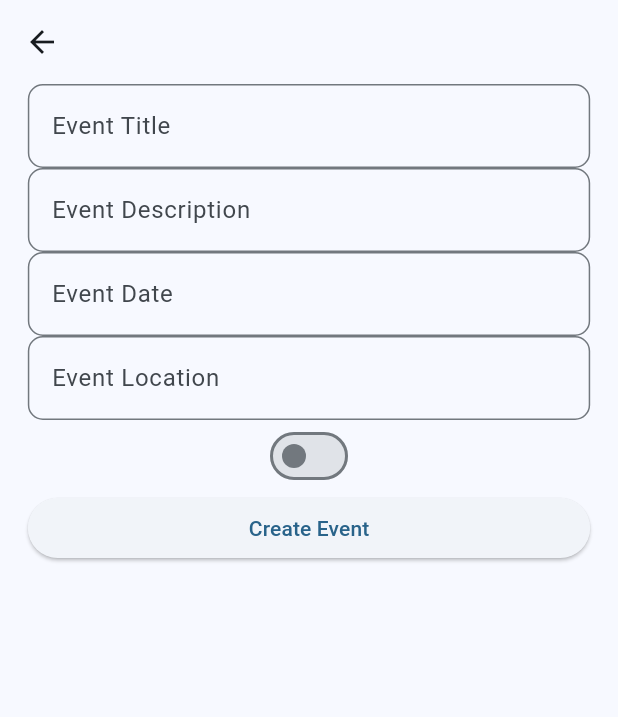
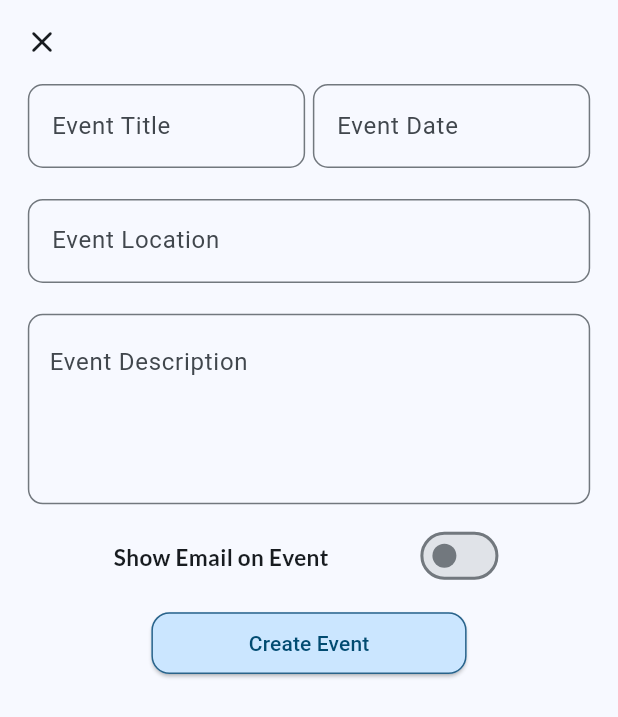
Before and after one commit to AlastiSolutions/invitor_app, a Flutter app: the AddEventScreen screen opened by its route, on a phone screen of 412 x 824 dp. Shown: the top 717 px of the screen. Run offline on Flutter 3.47's test engine with Material 2 defaults, Android fonts, the phone set to English and light mode, and no system bars; our stand-ins replace another_flutter_splash_screen, flutter_riverpod, fluttertoast, go_router, google_fonts, supabase_flutter; accounts and stored records are empty.

Commit message:
Update add_event_screen.dart
create add event form

```diff
--- a/lib/screens/add_event_screen.dart
+++ b/lib/screens/add_event_screen.dart
@@ -1,5 +1,6 @@
 import 'package:flutter/material.dart';
 import 'package:fluttertoast/fluttertoast.dart';
+import 'package:google_fonts/google_fonts.dart';
 import 'package:intl/intl.dart';
 
 import 'package:invitor_app/main.dart';
@@ -13,12 +14,12 @@ class AddEventScreen extends StatefulWidget {
 }
 
 class _AddCalendarScreenState extends State<AddEventScreen> {
-  // bool _isLoading = false;
-  // bool _isCreating = false;
+  bool _isLoading = false;
+  bool _createdEvent = true;
   bool _showEmail = false;
 
   late final TextEditingController _titleController = TextEditingController();
-  late final TextEditingController? _descriptionController =
+  late final TextEditingController _descriptionController =
       TextEditingController();
   late final TextEditingController _dateController = TextEditingController();
   late final TextEditingController _locationController =
@@ -34,9 +35,13 @@ class _AddCalendarScreenState extends State<AddEventScreen> {
   Future<void> _createEvent() async {
     final title = _titleController.text.trim();
     final location = _locationController.text.trim();
-    final description = _descriptionController!.text.trim();
+    final description = _descriptionController.text.trim();
 
     try {
+      setState(() {
+        _isLoading = true;
+      });
+
       await supabase.from('events').insert({
         'created_at': DateTime.now().toIso8601String(),
         'title': title,
@@ -60,6 +65,10 @@ class _AddCalendarScreenState extends State<AddEventScreen> {
         textColor: Theme.of(context).colorScheme.onError,
         fontSize: 14,
       );
+
+      setState(() {
+        _createdEvent = false;
+      });
     } catch (err) {
       if (!context.mounted) return;
 
@@ -72,28 +81,70 @@ class _AddCalendarScreenState extends State<AddEventScreen> {
         textColor: Theme.of(context).colorScheme.onError,
         fontSize: 14,
       );
+
+      setState(() {
+        _createdEvent = false;
+      });
     } finally {
       _titleController.clear();
       _dateController.clear();
-      _descriptionController!.clear();
+      _descriptionController.clear();
       _locationController.clear();
 
       setState(() {
+        _isLoading = false;
         _showEmail = false;
       });
+    }
+
+    if (!context.mounted) return;
+    if (_createdEvent) {
+      Navigator.pop(context);
+
+      Fluttertoast.showToast(
+        msg: 'Event Created',
+        gravity: ToastGravity.SNACKBAR,
+        toastLength: Toast.LENGTH_LONG,
+        timeInSecForIosWeb: 3,
+        backgroundColor: const Color.fromARGB(255, 93, 240, 101),
+        textColor: Colors.black,
+        fontSize: 14,
+      );
+    } else {
+      Fluttertoast.showToast(
+        msg: 'Event not created. Please try again!',
+        gravity: ToastGravity.TOP,
+        toastLength: Toast.LENGTH_LONG,
+        timeInSecForIosWeb: 4,
+        backgroundColor: Theme.of(context).colorScheme.error,
+        textColor: Theme.of(context).colorScheme.onError,
+        fontSize: 14,
+      );
     }
   }
 
   @override
   Widget build(BuildContext context) {
     return Scaffold(
-      appBar: AppBar(),
+      appBar: AppBar(
+        automaticallyImplyLeading: false,
+        leading: IconButton(
+          icon: const Icon(Icons.close_rounded),
+          onPressed: () {
+            Navigator.pop(context);
+          },
+        ),
+      ),
       body: Container(
         margin: EdgeInsets.symmetric(
             horizontal: MediaQuery.of(context).size.width * .045),
         child: ListView(
           children: [
-            TextFormField(
+            Row(
+              mainAxisAlignment: MainAxisAlignment.spaceBetween,
+              children: [
+                Expanded(
+                  child: TextFormField(
                     controller: _titleController,
                     decoration: InputDecoration(
                       hintText: 'Event Title',
@@ -102,16 +153,10 @@ class _AddCalendarScreenState extends State<AddEventScreen> {
                       ),
                     ),
                   ),
-            TextFormField(
-              controller: _descriptionController,
-              decoration: InputDecoration(
-                hintText: 'Event Description',
-                border: OutlineInputBorder(
-                  borderRadius: BorderRadius.circular(10),
                 ),
-              ),
-            ),
-            TextFormField(
+                SizedBox(width: MediaQuery.of(context).size.width * .0125),
+                Expanded(
+                  child: TextFormField(
                     controller: _dateController,
                     readOnly: true,
                     decoration: InputDecoration(
@@ -139,6 +184,10 @@ class _AddCalendarScreenState extends State<AddEventScreen> {
                       }
                     },
                   ),
+                ),
+              ],
+            ),
+            SizedBox(height: MediaQuery.of(context).size.height * .025),
             TextFormField(
               controller: _locationController,
               decoration: InputDecoration(
@@ -146,6 +195,40 @@ class _AddCalendarScreenState extends State<AddEventScreen> {
                 border: OutlineInputBorder(
                   borderRadius: BorderRadius.circular(10),
                 ),
+              ),
+            ),
+            SizedBox(height: MediaQuery.of(context).size.height * .025),
+            TextFormField(
+              expands: false,
+              minLines: 1,
+              maxLines: 3,
+              textAlign: TextAlign.start,
+              textAlignVertical: TextAlignVertical.top,
+              controller: _descriptionController,
+              decoration: InputDecoration(
+                contentPadding: EdgeInsets.only(
+                  left: MediaQuery.of(context).size.width * .025,
+                  right: MediaQuery.of(context).size.width * .025,
+                  bottom: MediaQuery.of(context).size.height * .1,
+                  top: MediaQuery.of(context).size.height * .025,
+                ),
+                hintText: 'Event Description',
+                border: OutlineInputBorder(
+                  borderRadius: BorderRadius.circular(10),
+                ),
+              ),
+            ),
+            SizedBox(height: MediaQuery.of(context).size.height * .0125),
+            Row(
+              mainAxisSize: MainAxisSize.min,
+              mainAxisAlignment: MainAxisAlignment.spaceEvenly,
+              crossAxisAlignment: CrossAxisAlignment.center,
+              children: [
+                Text(
+                  "Show Email on Event",
+                  style: GoogleFonts.lato(
+                    fontSize: 15,
+                    fontWeight: FontWeight.w700,
                   ),
                 ),
                 Switch(
@@ -156,9 +239,40 @@ class _AddCalendarScreenState extends State<AddEventScreen> {
                     });
                   },
                 ),
-            ElevatedButton(
+              ],
+            ),
+            SizedBox(height: MediaQuery.of(context).size.height * .0125),
+            Container(
+              margin: EdgeInsets.symmetric(
+                horizontal: MediaQuery.of(context).size.width * .20,
+              ),
+              child: ElevatedButton(
                 onPressed: _createEvent,
-              child: const Text('Create Event'),
+                style: ButtonStyle(
+                  fixedSize: MaterialStatePropertyAll(
+                    Size(
+                      MediaQuery.of(context).size.width * .10,
+                      MediaQuery.of(context).size.height * .05,
+                    ),
+                  ),
+                  backgroundColor: MaterialStatePropertyAll(
+                    Theme.of(context).colorScheme.primaryContainer,
+                  ),
+                  foregroundColor: MaterialStatePropertyAll(
+                    Theme.of(context).colorScheme.onPrimaryContainer,
+                  ),
+                  shape: MaterialStatePropertyAll(
+                    RoundedRectangleBorder(
+                      borderRadius: BorderRadius.circular(12),
+                      side: BorderSide(
+                          color: Theme.of(context).colorScheme.primary),
+                    ),
+                  ),
+                ),
+                child: _isLoading
+                    ? const CircularProgressIndicator()
+                    : const Text('Create Event'),
+              ),
             ),
           ],
         ),
```
Lines whose indentation alone changed are shown as unchanged.
